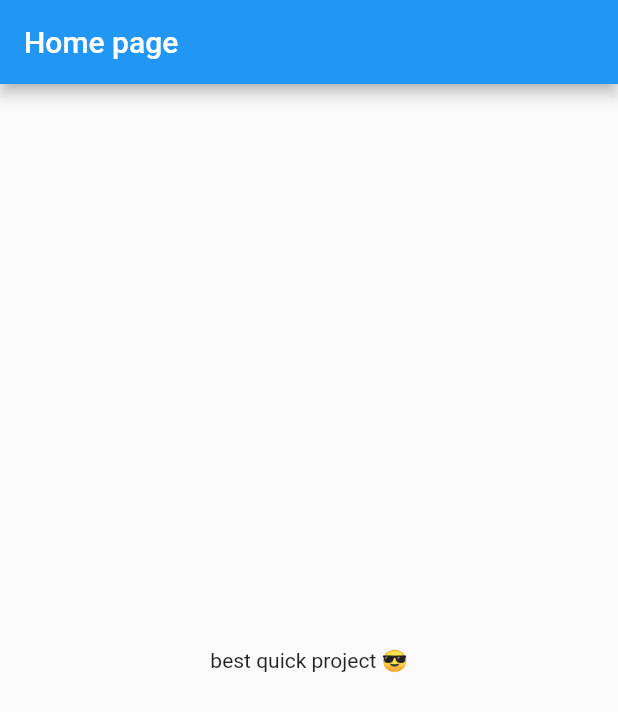
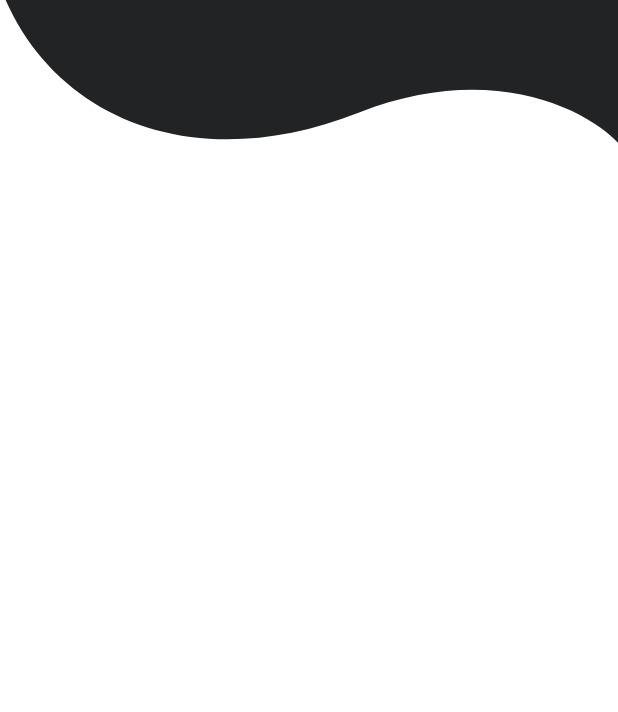
Before and after one commit to RakanW10/budget_tracker, a Flutter app: the screen it shows after launch, on a phone screen of 412 x 824 dp. Shown: the top 712 px of the screen. Run offline on Flutter 3.47's test engine with Material 2 defaults, Android fonts, the phone set to English and light mode, and no system bars; our stand-ins replace get, path_drawing.

Commit message:
ahmad firt step

```diff
--- a/lib/main.dart
+++ b/lib/main.dart
@@ -1,4 +1,5 @@
 import 'package:budget_tracker/router/router.dart';
+import 'package:budget_tracker/view/auth/login.dart';
 import 'package:flutter/material.dart';
 import 'package:get/get.dart';
 
@@ -11,8 +12,9 @@ class MyApp extends StatelessWidget {
   Widget build(BuildContext context) {
     return GetMaterialApp(
       title: 'Material App',
-      initialRoute: RouterName.homepage,
-      getPages: routerApp,
+      // initialRoute: RouterName.Login,
+      // getPages: routerApp,
+      home: Login(),
     );
   }
 }
--- a/lib/router/router.dart
+++ b/lib/router/router.dart
@@ -12,4 +12,5 @@ List<GetPage<dynamic>> routerApp = [
 
 abstract class RouterName {
   static const String homepage = "/homepage";
+  static const String Login = "/login";
 }
--- /dev/null
+++ b/lib/style.dart
@@ -0,0 +1,3 @@
+import 'package:flutter/material.dart';
+
+var backgroundColor = const Color(0x01E1E1E);
--- /dev/null
+++ b/lib/view/auth/login.dart
@@ -0,0 +1,39 @@
+import 'package:budget_tracker/style.dart';
+import 'package:flutter/material.dart';
+import 'package:flutter/src/widgets/container.dart';
+import 'package:flutter/src/widgets/framework.dart';
+import 'package:path_drawing/path_drawing.dart';
+
+import '../customPain.dart';
+
+class Login extends StatelessWidget {
+  const Login({super.key});
+
+  @override
+  Widget build(BuildContext context) {
+    var WIDTH = MediaQuery.of(context).size.width;
+    return Scaffold(
+        backgroundColor: backgroundColor,
+        body: ListView(
+          children: [
+            CustomPaint(
+              size: Size(
+                  WIDTH,
+                  (WIDTH * 0.2365038560411311)
+                      .toDouble()), //You can Replace [WIDTH] with your desired width for Custom Paint and height will be calculated automatically
+              painter: RPSCustomPainter(),
+            ),
+            Container(
+                padding: const EdgeInsets.only(top: 22),
+                child: const Text(
+                  "هَلَّلَ",
+                  style: TextStyle(
+                      fontSize: 32,
+                      color: Colors.white,
+                      fontWeight: FontWeight.bold),
+                  textAlign: TextAlign.center,
+                )),
+          ],
+        ));
+  }
+}
--- a/pubspec.yaml
+++ b/pubspec.yaml
@@ -37,6 +37,7 @@ dependencies:
   # Use with the CupertinoIcons class for iOS style icons.
   cupertino_icons: ^1.0.2
   get: ^4.6.5
+  path_drawing: ^1.0.1
 
 dev_dependencies:
   flutter_test:
```
Also changed, not shown: lib/view/customPain.dart (added, +36 -0 lines), pubspec.lock.
